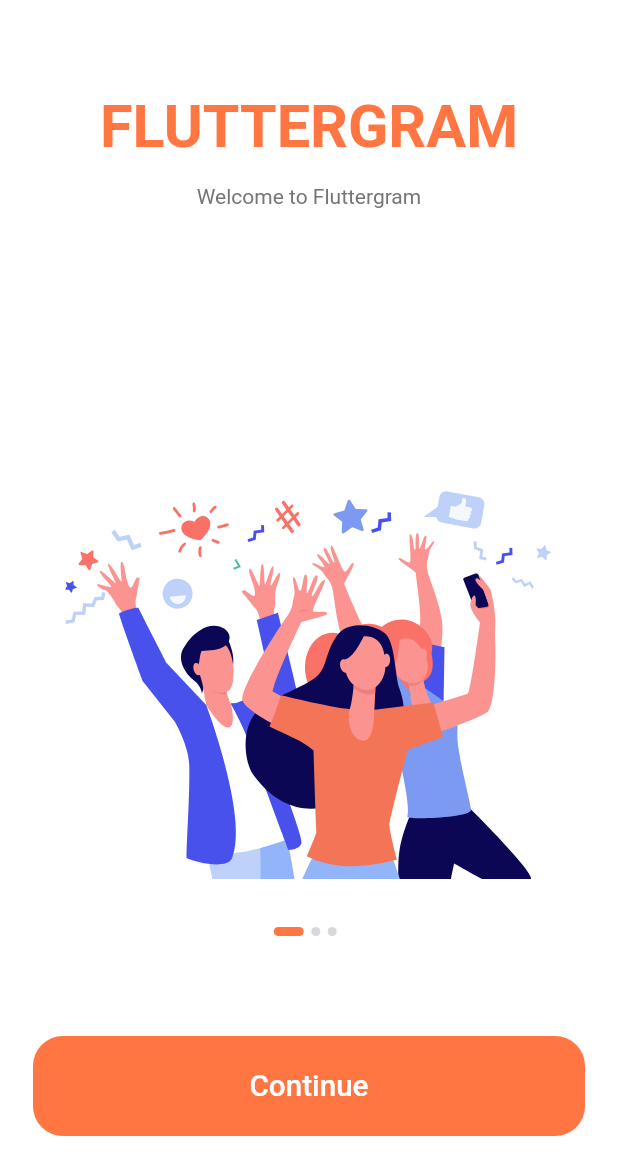
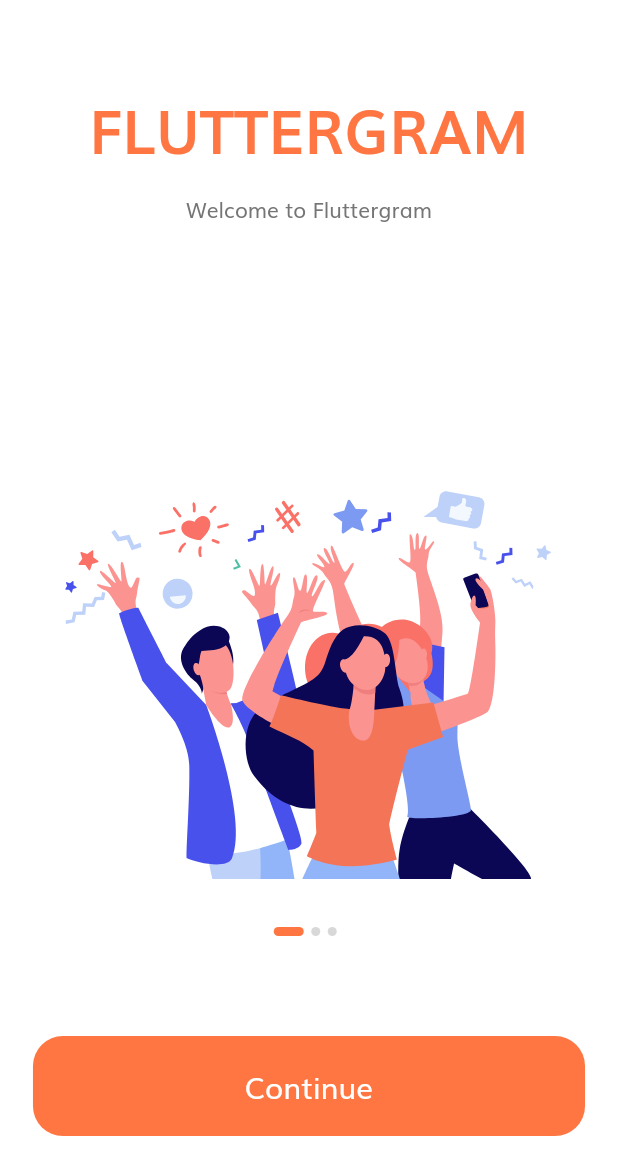
Before and after one commit to sergio-pomarico/fluttergram, a Flutter app: the screen it shows after launch, on a phone screen of 412 x 824 dp. Shown: the top 1175 px of the screen. Run offline on Flutter 3.47's test engine with Material 2 defaults, Android fonts, the light colour scheme and no system bars; our stand-ins replace flutter_svg; Roboto replaces fonts that are missing (Multi).

Commit message:
add router to app

```diff
--- a/lib/main.dart
+++ b/lib/main.dart
@@ -1,6 +1,7 @@
 import 'package:flutter/material.dart';
-import 'package:fluttergram/screen/walkthrough/walkthrough_view.dart';
-import 'package:fluttergram/ui_shared/constants.dart';
+import 'package:fluttergram/ui_shared/theme.dart';
+
+import './router.dart';
 
 void main() {
   runApp(MyApp());
@@ -12,109 +13,9 @@ class MyApp extends StatelessWidget {
   Widget build(BuildContext context) {
     return MaterialApp(
       title: 'Fluttergram',
-      theme: ThemeData(
-        // This is the theme of your application.
-        //
-        // Try running your application with "flutter run". You'll see the
-        // application has a blue toolbar. Then, without quitting the app, try
-        // changing the primarySwatch below to Colors.green and then invoke
-        // "hot reload" (press "r" in the console where you ran "flutter run",
-        // or simply save your changes to "hot reload" in a Flutter IDE).
-        // Notice that the counter didn't reset back to zero; the application
-        // is not restarted.
-        scaffoldBackgroundColor: Colors.white,
-        fontFamily: 'Multi',
-        textTheme: TextTheme(
-            bodyText1: TextStyle(color: textColor),
-            bodyText2: TextStyle(color: textColor)),
-        visualDensity: VisualDensity.adaptivePlatformDensity,
-      ),
-      home: WalkthroughScreen(),
+      theme: theme(),
+      initialRoute: UIRouter.initialRoute,
+      onGenerateRoute: UIRouter.generateRoute,
     );
   }
 }
-
-class MyHomePage extends StatefulWidget {
-  MyHomePage({Key key, this.title}) : super(key: key);
-
-  // This widget is the home page of your application. It is stateful, meaning
-  // that it has a State object (defined below) that contains fields that affect
-  // how it looks.
-
-  // This class is the configuration for the state. It holds the values (in this
-  // case the title) provided by the parent (in this case the App widget) and
-  // used by the build method of the State. Fields in a Widget subclass are
-  // always marked "final".
-
-  final String title;
-
-  @override
-  _MyHomePageState createState() => _MyHomePageState();
-}
-
-class _MyHomePageState extends State<MyHomePage> {
-  int _counter = 0;
-
-  void _incrementCounter() {
-    setState(() {
-      // This call to setState tells the Flutter framework that something has
-      // changed in this State, which causes it to rerun the build method below
-      // so that the display can reflect the updated values. If we changed
-      // _counter without calling setState(), then the build method would not be
-      // called again, and so nothing would appear to happen.
-      _counter++;
-    });
-  }
-
-  @override
-  Widget build(BuildContext context) {
-    // This method is rerun every time setState is called, for instance as done
-    // by the _incrementCounter method above.
-    //
-    // The Flutter framework has been optimized to make rerunning build methods
-    // fast, so that you can just rebuild anything that needs updating rather
-    // than having to individually change instances of widgets.
-    return Scaffold(
-      appBar: AppBar(
-        // Here we take the value from the MyHomePage object that was created by
-        // the App.build method, and use it to set our appbar title.
-        title: Text(widget.title),
-      ),
-      body: Center(
-        // Center is a layout widget. It takes a single child and positions it
-        // in the middle of the parent.
-        child: Column(
-          // Column is also a layout widget. It takes a list of children and
-          // arranges them vertically. By default, it sizes itself to fit its
-          // children horizontally, and tries to be as tall as its parent.
-          //
-          // Invoke "debug painting" (press "p" in the console, choose the
-          // "Toggle Debug Paint" action from the Flutter Inspector in Android
-          // Studio, or the "Toggle Debug Paint" command in Visual Studio Code)
-          // to see the wireframe for each widget.
-          //
-          // Column has various properties to control how it sizes itself and
-          // how it positions its children. Here we use mainAxisAlignment to
-          // center the children vertically; the main axis here is the vertical
-          // axis because Columns are vertical (the cross axis would be
-          // horizontal).
-          mainAxisAlignment: MainAxisAlignment.center,
-          children: <Widget>[
-            Text(
-              'You have pushed the button this many times:',
-            ),
-            Text(
-              '$_counter',
-              style: Theme.of(context).textTheme.headline4,
-            ),
-          ],
-        ),
-      ),
-      floatingActionButton: FloatingActionButton(
-        onPressed: _incrementCounter,
-        tooltip: 'Increment',
-        child: Icon(Icons.add),
-      ), // This trailing comma makes auto-formatting nicer for build methods.
-    );
-  }
-}
--- /dev/null
+++ b/lib/router.dart
@@ -0,0 +1,27 @@
+import 'package:flutter/material.dart';
+
+import './screen/walkthrough/walkthrough_view.dart';
+
+class UIRouter {
+  static String initialRoute = WalkthroughScreen.route;
+
+  static Route<dynamic> generateRoute(RouteSettings settings) {
+    Map<String, Route<dynamic>> appRouting = <String, Route<dynamic>>{
+      WalkthroughScreen.route: MaterialPageRoute<dynamic>(
+        settings: RouteSettings(name: WalkthroughScreen.route),
+        builder: (_) => WalkthroughScreen(),
+      ),
+    };
+
+    return appRouting[settings.name] ??
+        MaterialPageRoute<dynamic>(
+          builder: (_) => Scaffold(
+            body: Center(
+              child: Text(
+                'No route defined for ${settings.name}',
+              ),
+            ),
+          ),
+        );
+  }
+}
--- a/lib/screen/walkthrough/walkthrough_view.dart
+++ b/lib/screen/walkthrough/walkthrough_view.dart
@@ -19,7 +19,7 @@ List<Map<String, String>> sliderData = [
 ];
 
 class WalkthroughScreen extends StatefulWidget {
-  static String routeName = "/walkthrough";
+  static String route = "/walkthrough";
 
   _WalkthroughScreenState createState() => _WalkthroughScreenState();
 }
```
